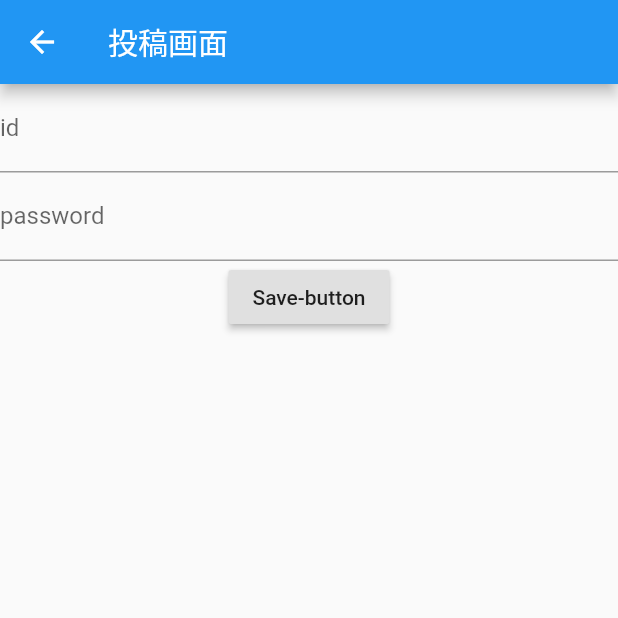
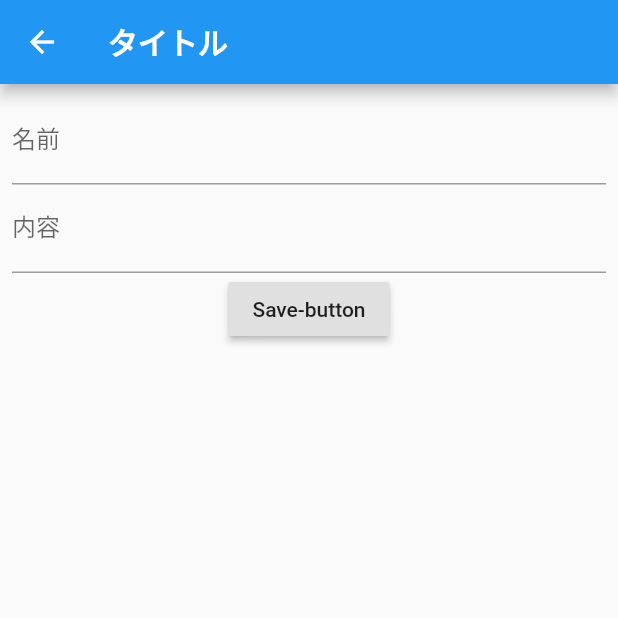
Before and after one commit to ryuryudragno/flutter_team1, a Flutter app: the screen it shows after launch, after a tap on the "edit" icon, on a phone screen of 412 x 824 dp, the top half of it. Run offline on Flutter 3.47's test engine with Material 2 defaults, Android fonts, the phone set to English and light mode, and no system bars; our stand-ins replace cloud_firestore, firebase_core; accounts and stored records are empty.

Commit message:
listtile導入

```diff
--- a/lib/main.dart
+++ b/lib/main.dart
@@ -41,12 +41,27 @@ class _MyHomePageState extends State<MyHomePage> {
 
   // ドキュメント情報を入れる箱を用意
   List<DocumentSnapshot> documentList = [];
+  //初期化でFirestoreから呼び出す
+  @override
+  void didChangeDependencies() async{
+    // TODO: implement didChangeDependencies
+    super.didChangeDependencies();
+    final snapshot = await Firestore.instance
+        .collection('posts')
+        .getDocuments();
+    // ドキュメント一覧を配列で格納
+    setState(() {
+      documentList = snapshot.documents;
+    });
+  }
 
   @override
   Widget build(BuildContext context) {
     return Scaffold(
       appBar: AppBar(
-        title: Text("掲示板デモ"),
+        title: Text("みんなの質問",style: TextStyle(
+          fontWeight: FontWeight.w700
+        ),),
         actions: [
           IconButton(
             icon: Icon(Icons.edit), onPressed: () {
@@ -57,33 +72,92 @@ class _MyHomePageState extends State<MyHomePage> {
           ),
         ],
       ),
-      body: Center(
-        child: Column(
-          children: <Widget>[
-            RaisedButton(
-              child: Text('LoadAlldocs'),
-              onPressed: () async {
-                // 指定コレクションのドキュメント一覧を取得
-                final snapshot = await Firestore.instance
-                    .collection('posts')
-                    .getDocuments();
-                // ドキュメント一覧を配列で格納
-                setState(() {
-                  documentList = snapshot.documents;
-                });
-              },
-            ),
-            // ドキュメント情報を表示
-            Column(
-              children: documentList.map((document) {
-                return ListTile(
-                  title: Text('name:${document['content']}'),
-                );
-              }).toList(),
-            ),
-          ],
-        ),
+      body: ListView.builder(
+        itemCount: documentList.length,
+        itemBuilder: (BuildContext context,int index){
+          return Stack(
+              children:<Widget>[
+                Padding(
+                  padding: const EdgeInsets.symmetric(
+                      horizontal: 6.0,vertical: 8),
+                  child: Container(
+                    decoration: BoxDecoration(
+                      border: Border.all(color: Colors.blueGrey),
+                      borderRadius: BorderRadius.circular(10)
+                    ),
+                    child: Column(
+                      crossAxisAlignment: CrossAxisAlignment.start,
+                      mainAxisAlignment: MainAxisAlignment.spaceAround,
+                      children: [
+                        ListTile(
+                            title: Text(documentList[index]["name"]),
+                            subtitle: Text(documentList[index]["content"]),
+                        ),
+                      ],
+                    ),
+                  ),
+                )
+              ]
+          );
+        },
       ),
     );
+
   }
+
+  // Widget movieCard(Movie movie,BuildContext context){
+  //   return InkWell(
+  //     child: Container(
+  //       margin: EdgeInsets.only(left: 60),
+  //       width: MediaQuery.of(context).size.width,
+  //       height: 120,
+  //       child: Card(
+  //         color: Colors.black45,
+  //         child: Padding(
+  //           padding: const EdgeInsets.only(top: 8.0,left: 54),
+  //           child: Padding(
+  //             padding: const EdgeInsets.all(8.0),
+  //             child: Column(
+  //               crossAxisAlignment: CrossAxisAlignment.start,
+  //               mainAxisAlignment: MainAxisAlignment.spaceAround,
+  //               children: [
+  //                 Row(
+  //                   mainAxisAlignment: MainAxisAlignment.spaceBetween,
+  //                   children: [
+  //                     Flexible(
+  //                       child: Text(movie.title ,style: TextStyle(
+  //                           fontWeight: FontWeight.bold,
+  //                           fontSize: 17,
+  //                           color: Colors.white
+  //                       ),),
+  //                     ),
+  //                     Text("Rating: ${movie.imdbRating} / 10 " ,style: TextStyle(
+  //                         fontSize: 15,
+  //                         color: Colors.grey
+  //                     ),)
+  //                   ],
+  //                 ),
+  //                 Row(
+  //                   mainAxisAlignment: MainAxisAlignment.spaceAround,
+  //                   children: [
+  //                     Text("Released: ${movie.released}",style: mainTextStyle()),
+  //                     Text(movie.runtime,style: mainTextStyle()),
+  //                     Text(movie.rated,style: mainTextStyle(),)
+  //                   ],
+  //                 )
+  //
+  //               ],
+  //             ),
+  //           ),
+  //         ),
+  //       ),
+  //     ),
+  //     onTap: () => {
+  //       Navigator.push(context, MaterialPageRoute(
+  //           builder: (context)=> MovieListViewDetails(
+  //             movieName: movie.title,movie: movie,))),
+  //     },
+  //   );
+  // }
+
 }
--- a/lib/post.dart
+++ b/lib/post.dart
@@ -19,23 +19,26 @@ class _PostPagePageState extends State<PostPage> {
   Widget build(BuildContext context) {
     return Scaffold(
       appBar: AppBar(
-        title: Text("投稿画面"),
+        title: Text("タイトル",style: TextStyle(
+          fontWeight: FontWeight.w700,
+        ),),
       ),
       body: Center(
-
+        child: Padding(
+          padding: const EdgeInsets.all(8.0),
+          child: Container(
             child: Column(
               children: <Widget>[
                 TextFormField(
-              decoration: InputDecoration(labelText: 'id'),
+                  decoration: InputDecoration(labelText: '名前'),
                   textInputAction: TextInputAction.next,
                   onChanged: (text) {
                     name = text;
                   },
                 ),
                 TextFormField(
-              controller: myController,
-              decoration: InputDecoration(labelText: 'password'),
-              obscureText: true,
+                  decoration: InputDecoration(labelText: '内容'),
+                  obscureText: false,
                   onChanged: (text) {
                     content = text;
                   },
@@ -57,6 +60,8 @@ class _PostPagePageState extends State<PostPage> {
                 ),
               ],
             ),
+          ),
+        ),
 
         // child: TextField(
         //   controller: _textEditingController,
```
Lines whose indentation alone changed are shown as unchanged.
